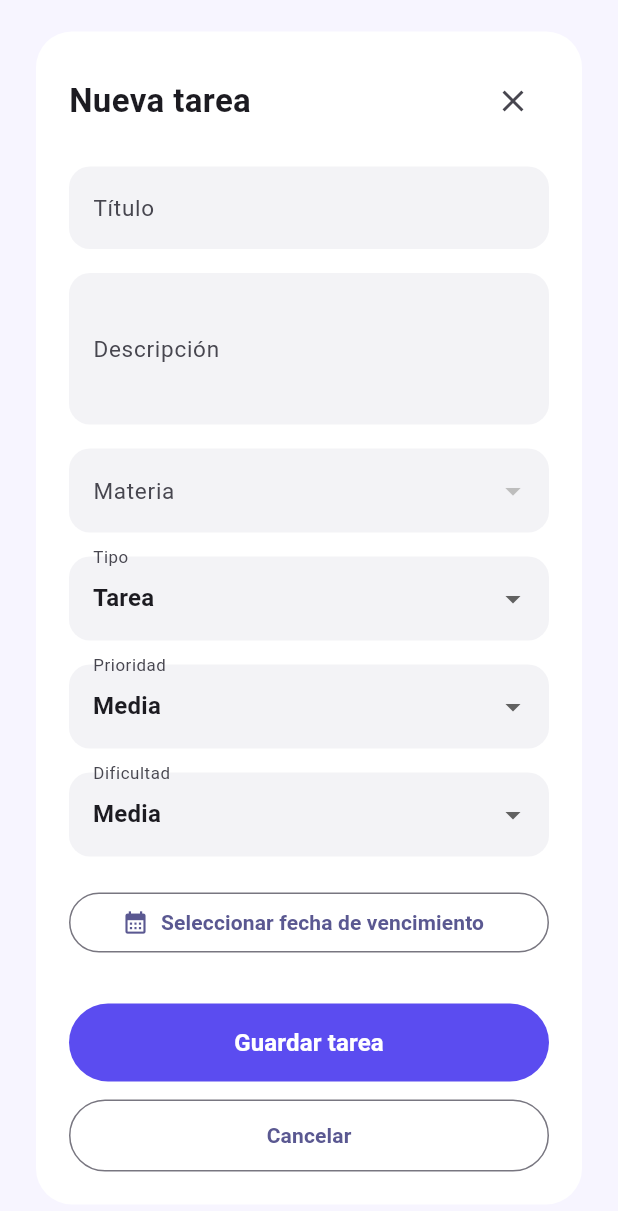
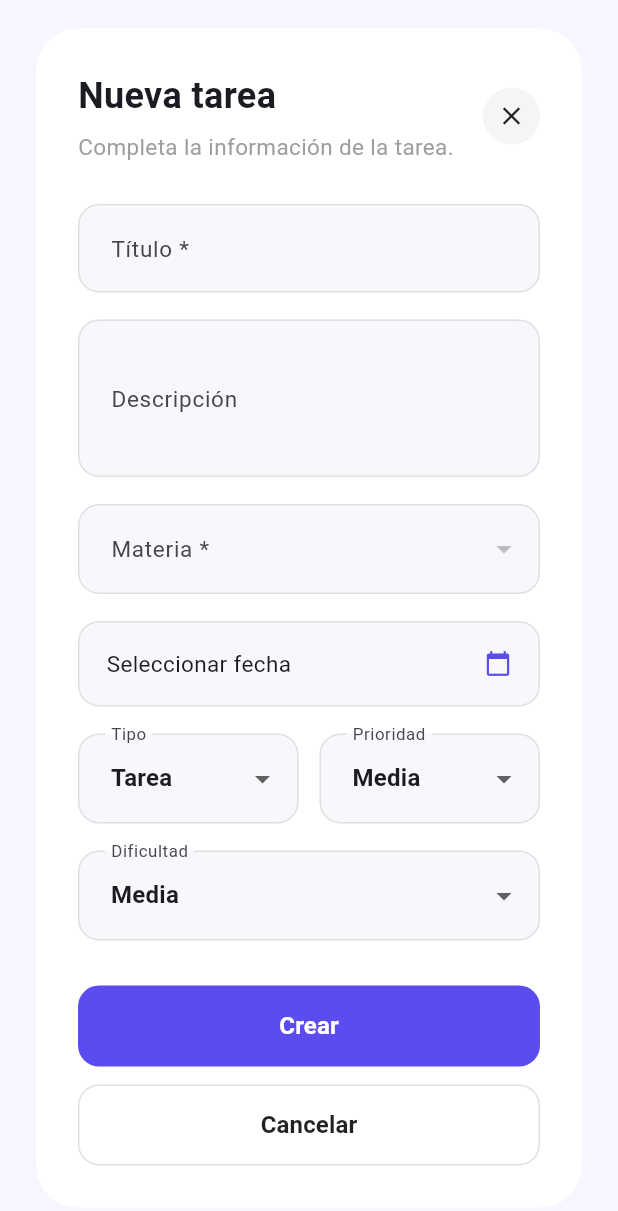
Before and after one commit to Maria-tovarp/App-Snow, a Flutter app: the CreateTareaDialog widget shown alone on an empty page, opened directly, on a phone screen of 412 x 824 dp. Shown: the top 1211 px of the screen. Run offline on Flutter 3.47's test engine with Material 3 defaults, Android fonts, the phone set to English and light mode, and no system bars; our stand-ins replace audioplayers, flutter_dotenv, flutter_riverpod, go_router, shared_preferences, supabase_flutter; accounts and stored records are empty.

```diff
--- a/lib/features/tareas/presentation/widgets/create_tarea_dialog.dart
+++ b/lib/features/tareas/presentation/widgets/create_tarea_dialog.dart
@@ -1,4 +1,5 @@
 import 'package:flutter/material.dart';
+import 'package:intl/intl.dart';
 
 import '../../data/tarea_model.dart';
 import '../../data/tarea_repository.dart';
@@ -18,23 +19,28 @@ class CreateTareaDialog extends StatefulWidget {
 class _CreateTareaDialogState extends State<CreateTareaDialog> {
   final _formKey = GlobalKey<FormState>();
 
-  final tituloCtrl = TextEditingController();
-  final descripcionCtrl = TextEditingController();
+  final repo = TareaRepository();
 
-  final repo = TareaRepository();
+  final _tituloCtrl = TextEditingController();
+  final _descripcionCtrl = TextEditingController();
 
   List<Map<String, dynamic>> materias = [];
 
   String? materiaId;
 
   String tipo = 'tarea';
+
   String prioridad = 'media';
+
   String dificultad = 'media';
+
   String estado = 'pendiente';
 
   DateTime? fechaVencimiento;
 
   bool loading = false;
+
+  bool loadingMaterias = true;
 
   bool get editing => widget.tarea != null;
 
@@ -47,14 +53,18 @@ class _CreateTareaDialogState extends State<CreateTareaDialog> {
     if (editing) {
       final t = widget.tarea!;
 
-      tituloCtrl.text = t.titulo;
-      descripcionCtrl.text = t.descripcion ?? '';
+      _tituloCtrl.text = t.titulo;
+
+      _descripcionCtrl.text = t.descripcion ?? '';
 
       materiaId = t.materiaId;
 
       tipo = t.tipo;
+
       prioridad = t.prioridad;
+
       dificultad = t.dificultad;
+
       estado = t.estado;
 
       if (t.fechaVencimiento != null) {
@@ -67,21 +77,20 @@ class _CreateTareaDialogState extends State<CreateTareaDialog> {
 
   @override
   void dispose() {
-    tituloCtrl.dispose();
-    descripcionCtrl.dispose();
+    _tituloCtrl.dispose();
+    _descripcionCtrl.dispose();
     super.dispose();
   }
 
   Future<void> _loadMaterias() async {
-    try {
     final data = await repo.getMaterias();
 
     if (!mounted) return;
 
     setState(() {
       materias = data;
+      loadingMaterias = false;
     });
-    } catch (_) {}
   }
 
   Future<void> _pickFecha() async {
@@ -90,6 +99,7 @@ class _CreateTareaDialogState extends State<CreateTareaDialog> {
       initialDate: fechaVencimiento ?? DateTime.now(),
       firstDate: DateTime.now(),
       lastDate: DateTime(2100),
+      locale: const Locale('es'),
     );
 
     if (picked != null) {
@@ -106,7 +116,7 @@ class _CreateTareaDialogState extends State<CreateTareaDialog> {
       ScaffoldMessenger.of(context).showSnackBar(
         const SnackBar(
           content: Text(
-            'Seleccione la fecha de vencimiento',
+            'Seleccione una fecha de entrega',
           ),
         ),
       );
@@ -121,10 +131,10 @@ class _CreateTareaDialogState extends State<CreateTareaDialog> {
       if (editing) {
         await repo.updateTarea(
           id: widget.tarea!.id,
-          titulo: tituloCtrl.text.trim(),
-          descripcion: descripcionCtrl.text.trim().isEmpty
+          titulo: _tituloCtrl.text.trim(),
+          descripcion: _descripcionCtrl.text.trim().isEmpty
               ? null
-              : descripcionCtrl.text.trim(),
+              : _descripcionCtrl.text.trim(),
           fechaVencimiento: fechaVencimiento!.toIso8601String(),
           tipo: tipo,
           prioridad: prioridad,
@@ -133,10 +143,10 @@ class _CreateTareaDialogState extends State<CreateTareaDialog> {
         );
       } else {
         await repo.createTarea(
-          titulo: tituloCtrl.text.trim(),
-          descripcion: descripcionCtrl.text.trim().isEmpty
+          titulo: _tituloCtrl.text.trim(),
+          descripcion: _descripcionCtrl.text.trim().isEmpty
               ? null
-              : descripcionCtrl.text.trim(),
+              : _descripcionCtrl.text.trim(),
           fechaVencimiento: fechaVencimiento!.toIso8601String(),
           tipo: tipo,
           prioridad: prioridad,
@@ -168,6 +178,41 @@ class _CreateTareaDialogState extends State<CreateTareaDialog> {
     }
   }
 
+  InputDecoration _inputDecoration(
+    String label,
+  ) {
+    return InputDecoration(
+      labelText: label,
+      filled: true,
+      fillColor: const Color(0xffF8F8FC),
+      contentPadding: const EdgeInsets.symmetric(
+        horizontal: 18,
+        vertical: 18,
+      ),
+      border: OutlineInputBorder(
+        borderRadius: BorderRadius.circular(14),
+        borderSide: BorderSide(
+          color: Colors.grey.shade300,
+        ),
+      ),
+      enabledBorder: OutlineInputBorder(
+        borderRadius: BorderRadius.circular(14),
+        borderSide: BorderSide(
+          color: Colors.grey.shade300,
+        ),
+      ),
+      focusedBorder: const OutlineInputBorder(
+        borderRadius: BorderRadius.all(
+          Radius.circular(14),
+        ),
+        borderSide: BorderSide(
+          color: Color(0xff5B4CF0),
+          width: 1.5,
+        ),
+      ),
+    );
+  }
+
   Widget _buildDropdown({
     required String label,
     required String value,
@@ -176,18 +221,14 @@ class _CreateTareaDialogState extends State<CreateTareaDialog> {
   }) {
     return DropdownButtonFormField<String>(
       value: value,
-      decoration: InputDecoration(
-        labelText: label,
-        border: OutlineInputBorder(
+      decoration: _inputDecoration(label),
       borderRadius: BorderRadius.circular(14),
-        ),
-      ),
       items: items
           .map(
-            (item) => DropdownMenuItem(
-              value: item,
+            (e) => DropdownMenuItem(
+              value: e,
               child: Text(
-                item[0].toUpperCase() + item.substring(1),
+                e[0].toUpperCase() + e.substring(1),
               ),
             ),
           )
@@ -196,117 +237,206 @@ class _CreateTareaDialogState extends State<CreateTareaDialog> {
     );
   }
 
+  String get fechaTexto {
+    if (fechaVencimiento == null) {
+      return 'Seleccionar fecha';
+    }
+
+    return DateFormat(
+      'dd/MM/yyyy',
+    ).format(fechaVencimiento!);
+  }
+
   @override
   Widget build(BuildContext context) {
     return Dialog(
+      backgroundColor: Colors.transparent,
       insetPadding: const EdgeInsets.symmetric(
         horizontal: 24,
-        vertical: 20,
+        vertical: 18,
       ),
-      backgroundColor: Colors.transparent,
       child: Container(
-        padding: const EdgeInsets.all(22),
+        constraints: const BoxConstraints(
+          maxWidth: 520,
+        ),
+        padding: const EdgeInsets.all(28),
         decoration: BoxDecoration(
           color: Colors.white,
-          borderRadius: BorderRadius.circular(24),
+          borderRadius: BorderRadius.circular(28),
         ),
         child: Form(
           key: _formKey,
           child: SingleChildScrollView(
             child: Column(
+              crossAxisAlignment: CrossAxisAlignment.start,
               mainAxisSize: MainAxisSize.min,
               children: [
+                /// Encabezado
                 Row(
                   children: [
                     Expanded(
-                      child: Text(
+                      child: Column(
+                        crossAxisAlignment: CrossAxisAlignment.start,
+                        children: [
+                          Text(
                             editing ? 'Editar tarea' : 'Nueva tarea',
                             style: const TextStyle(
-                          fontSize: 22,
-                          fontWeight: FontWeight.bold,
+                              fontSize: 24,
+                              fontWeight: FontWeight.w700,
+                            ),
+                          ),
+                          const SizedBox(height: 6),
+                          const Text(
+                            'Completa la información de la tarea.',
+                            style: TextStyle(
+                              color: Colors.grey,
+                              fontSize: 15,
+                            ),
+                          ),
+                        ],
+                      ),
+                    ),
+                    InkWell(
+                      borderRadius: BorderRadius.circular(50),
+                      onTap: () {
+                        Navigator.pop(context);
+                      },
+                      child: Container(
+                        width: 38,
+                        height: 38,
+                        decoration: BoxDecoration(
+                          color: Colors.grey.shade100,
+                          shape: BoxShape.circle,
+                        ),
+                        child: const Icon(
+                          Icons.close,
+                          size: 20,
                         ),
                       ),
                     ),
-                    IconButton(
-                      onPressed: () {
-                        Navigator.pop(context);
-                      },
-                      icon: const Icon(Icons.close),
-                    ),
                   ],
                 ),
-                const SizedBox(height: 20),
+
+                const SizedBox(height: 28),
+
+                /// Título
                 TextFormField(
-                  controller: tituloCtrl,
-                  decoration: InputDecoration(
-                    labelText: 'Título',
-                    border: OutlineInputBorder(
-                      borderRadius: BorderRadius.circular(14),
-                    ),
-                  ),
+                  controller: _tituloCtrl,
+                  decoration: _inputDecoration('Título *'),
                   validator: (value) {
                     if (value == null || value.trim().isEmpty) {
                       return 'Ingrese un título';
                     }
+
                     return null;
                   },
                 ),
-                const SizedBox(height: 16),
+
+                const SizedBox(height: 18),
+
+                /// Descripción
                 TextFormField(
-                  controller: descripcionCtrl,
-                  maxLines: 3,
-                  decoration: InputDecoration(
-                    labelText: 'Descripción',
-                    border: OutlineInputBorder(
-                      borderRadius: BorderRadius.circular(14),
+                  controller: _descripcionCtrl,
+                  minLines: 3,
+                  maxLines: 4,
+                  decoration: _inputDecoration(
+                    'Descripción',
                   ),
                 ),
-                ),
-                const SizedBox(height: 16),
+
+                const SizedBox(height: 18),
+
+                /// Materia
                 DropdownButtonFormField<String>(
                   value: materiaId,
-                  decoration: InputDecoration(
-                    labelText: 'Materia',
-                    border: OutlineInputBorder(
-                      borderRadius: BorderRadius.circular(14),
-                    ),
+                  decoration: _inputDecoration(
+                    'Materia *',
                   ),
                   validator: (value) {
                     if (value == null) {
                       return 'Seleccione una materia';
                     }
+
                     return null;
                   },
-                  items: materias.map((m) {
-                    return DropdownMenuItem<String>(
+                  items: materias
+                      .map(
+                        (m) => DropdownMenuItem<String>(
                           value: m['id'] as String,
                           child: Text(
                             m['nombre'] as String,
                           ),
-                    );
-                  }).toList(),
+                        ),
+                      )
+                      .toList(),
                   onChanged: (value) {
                     setState(() {
                       materiaId = value;
                     });
                   },
                 ),
-                const SizedBox(height: 16),
-                _buildDropdown(
+
+                const SizedBox(height: 18),
+
+                /// Fecha
+                InkWell(
+                  onTap: _pickFecha,
+                  borderRadius: BorderRadius.circular(14),
+                  child: Container(
+                    padding: const EdgeInsets.symmetric(
+                      horizontal: 18,
+                      vertical: 17,
+                    ),
+                    decoration: BoxDecoration(
+                      color: const Color(0xffF8F8FC),
+                      borderRadius: BorderRadius.circular(14),
+                      border: Border.all(
+                        color: Colors.grey.shade300,
+                      ),
+                    ),
+                    child: Row(
+                      children: [
+                        Expanded(
+                          child: Text(
+                            fechaTexto,
+                            style: const TextStyle(
+                              fontSize: 15,
+                            ),
+                          ),
+                        ),
+                        const Icon(
+                          Icons.calendar_today,
+                          size: 18,
+                          color: Color(0xff5B4CF0),
+                        ),
+                      ],
+                    ),
+                  ),
+                ),
+
+                const SizedBox(height: 18),
+
+                /// Tipo y prioridad
+                Row(
+                  children: [
+                    Expanded(
+                      child: _buildDropdown(
                         label: 'Tipo',
                         value: tipo,
                         items: const [
                           'tarea',
                           'examen',
                         ],
-                  onChanged: (value) {
+                        onChanged: (v) {
                           setState(() {
-                      tipo = value!;
+                            tipo = v!;
                           });
                         },
                       ),
-                const SizedBox(height: 16),
-                _buildDropdown(
+                    ),
+                    const SizedBox(width: 14),
+                    Expanded(
+                      child: _buildDropdown(
                         label: 'Prioridad',
                         value: prioridad,
                         items: const [
@@ -314,13 +444,18 @@ class _CreateTareaDialogState extends State<CreateTareaDialog> {
                           'media',
                           'alta',
                         ],
-                  onChanged: (value) {
+                        onChanged: (v) {
                           setState(() {
-                      prioridad = value!;
+                            prioridad = v!;
                           });
                         },
                       ),
-                const SizedBox(height: 16),
+                    ),
+                  ],
+                ),
+
+                const SizedBox(height: 18),
+
                 _buildDropdown(
                   label: 'Dificultad',
                   value: dificultad,
@@ -329,47 +464,38 @@ class _CreateTareaDialogState extends State<CreateTareaDialog> {
                     'media',
                     'alta',
                   ],
-                  onChanged: (value) {
+                  onChanged: (v) {
                     setState(() {
-                      dificultad = value!;
+                      dificultad = v!;
                     });
                   },
                 ),
-                const SizedBox(height: 20),
-                SizedBox(
-                  width: double.infinity,
-                  child: OutlinedButton.icon(
-                    onPressed: _pickFecha,
-                    icon: const Icon(
-                      Icons.calendar_month,
-                    ),
-                    label: Text(
-                      fechaVencimiento == null
-                          ? 'Seleccionar fecha de vencimiento'
-                          : '${fechaVencimiento!.day.toString().padLeft(2, '0')}/${fechaVencimiento!.month.toString().padLeft(2, '0')}/${fechaVencimiento!.year}',
-                    ),
-                  ),
-                ),
+
                 const SizedBox(height: 30),
                 SizedBox(
                   width: double.infinity,
-                  height: 52,
+                  height: 54,
                   child: FilledButton(
+                    onPressed: loading ? null : _save,
                     style: FilledButton.styleFrom(
                       backgroundColor: const Color(0xFF5B4CF0),
+                      foregroundColor: Colors.white,
+                      elevation: 0,
+                      shape: RoundedRectangleBorder(
+                        borderRadius: BorderRadius.circular(14),
                       ),
-                    onPressed: loading ? null : _save,
+                    ),
                     child: loading
                         ? const SizedBox(
-                            width: 24,
-                            height: 24,
+                            width: 22,
+                            height: 22,
                             child: CircularProgressIndicator(
-                              strokeWidth: 2.5,
+                              strokeWidth: 2.4,
                               color: Colors.white,
                             ),
                           )
                         : Text(
-                            editing ? 'Guardar cambios' : 'Guardar tarea',
+                            editing ? 'Guardar cambios' : 'Crear',
                             style: const TextStyle(
                               fontSize: 16,
                               fontWeight: FontWeight.w600,
@@ -377,16 +503,31 @@ class _CreateTareaDialogState extends State<CreateTareaDialog> {
                           ),
                   ),
                 ),
+
                 const SizedBox(height: 12),
+
                 SizedBox(
                   width: double.infinity,
-                  height: 48,
+                  height: 54,
                   child: OutlinedButton(
                     onPressed: () {
                       Navigator.pop(context);
                     },
+                    style: OutlinedButton.styleFrom(
+                      foregroundColor: Colors.black87,
+                      side: BorderSide(
+                        color: Colors.grey.shade300,
+                      ),
+                      shape: RoundedRectangleBorder(
+                        borderRadius: BorderRadius.circular(14),
+                      ),
+                    ),
                     child: const Text(
                       'Cancelar',
+                      style: TextStyle(
+                        fontSize: 16,
+                        fontWeight: FontWeight.w600,
+                      ),
                     ),
                   ),
                 ),
--- a/pubspec.yaml
+++ b/pubspec.yaml
@@ -16,7 +16,7 @@ dependencies:
   go_router: ^14.2.1
   flutter_dotenv: ^5.1.0
   shared_preferences: ^2.3.2
-  intl: ^0.19.0
+  intl: ^0.20.3
   audioplayers: ^6.4.0
 
 dev_dependencies:
```
Also changed, not shown: pubspec.lock. Lines whose indentation alone changed are shown as unchanged.
